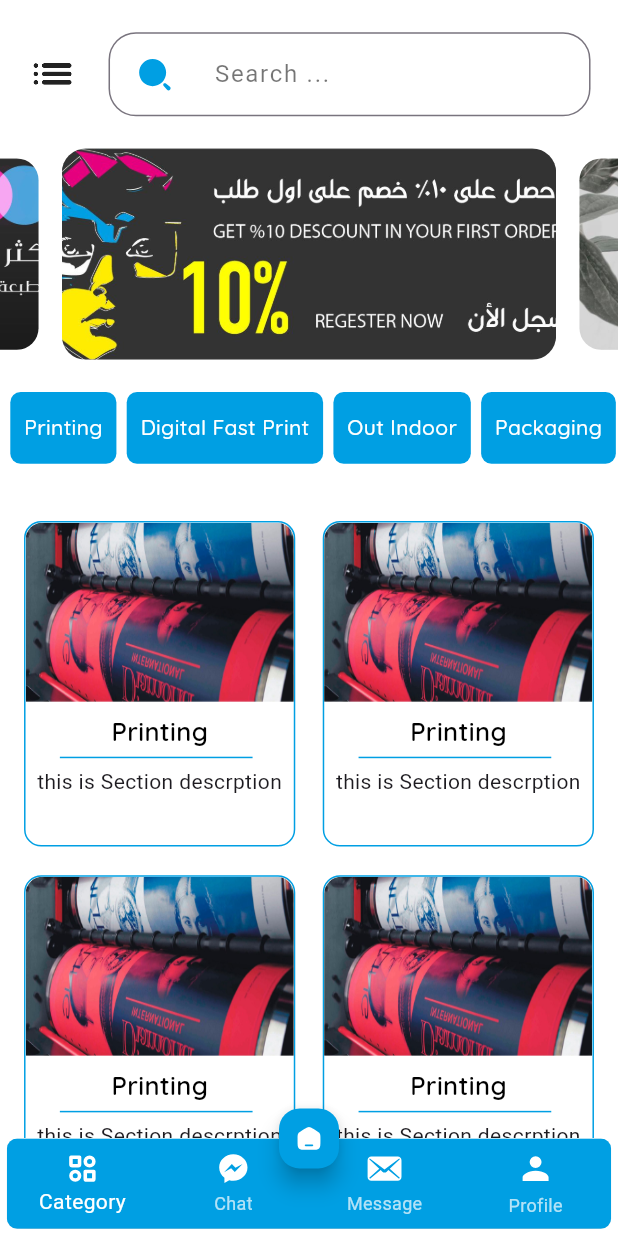
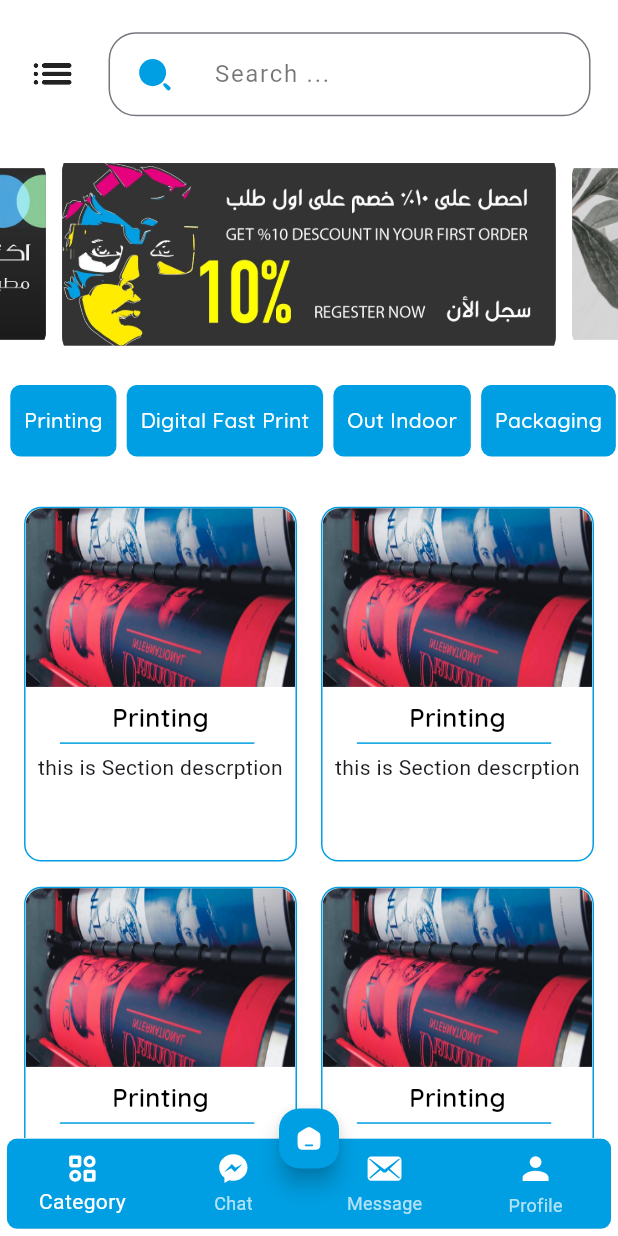
Before and after one commit to MuAshraf811/Supplier, a Flutter app: the screen it shows after launch, after a tap on "Find a Service", after a tap on "LogIn", on a phone screen of 412 x 824 dp. Run offline on Flutter 3.47's test engine with Material 3 defaults, Android fonts, the phone set to English and light mode, and no system bars; drawn by our look-alikes of carousel_slider; our stand-ins replace flutter_screenutil, flutter_svg, lottie.

Commit message:
adding forget password view , also modifications in architicture

```diff
--- a/lib/core/routes/app_router.dart
+++ b/lib/core/routes/app_router.dart
@@ -1,4 +1,5 @@
 import 'package:e_printer/core/utils/constants/route_constants.dart';
+import 'package:e_printer/features/Authentication/presentation/screens/forget_password_view.dart';
 import 'package:e_printer/features/Authentication/presentation/screens/login_view.dart';
 import 'package:e_printer/features/Authentication/presentation/screens/register_view.dart';
 import 'package:e_printer/features/home/presentatoin/screens/home_page.dart';
@@ -20,6 +21,10 @@ class AppRouter {
         return MaterialPageRoute(
           builder: (context) => const RegisterView(),
         );
+      case RouteConstants.forgetPasswordView:
+        return MaterialPageRoute(
+          builder: (context) => const ForgetPasswordView(),
+        );
       case RouteConstants.userTypeView:
         return MaterialPageRoute(
           builder: (context) => const UserTypeView(),
--- a/lib/core/utils/constants/assets_constants.dart
+++ b/lib/core/utils/constants/assets_constants.dart
@@ -22,4 +22,8 @@ class AssetsConstants {
   static const category3 = "assets/images/category3.jpeg";
   static const category4 = "assets/images/category4.jpeg";
   static const category5 = "assets/images/category5.jpeg";
+
+  // jsons
+  static const lottieAnimationLogo =
+      "assets/jsons/Supplier Logo Final333-01.json";
 }
--- a/lib/core/utils/constants/route_constants.dart
+++ b/lib/core/utils/constants/route_constants.dart
@@ -2,5 +2,6 @@ class RouteConstants {
   static const homePage = "/HomeView";
   static const logInView = "/LogInView";
   static const registerView = "/RegisterView";
+  static const forgetPasswordView = "/ForgetPasswordView";
   static const userTypeView = "/";
 }
--- a/lib/core/utils/widgets/custom_app_bar.dart
+++ b/lib/core/utils/widgets/custom_app_bar.dart
@@ -5,8 +5,8 @@ import 'package:e_printer/core/utils/widgets/svg_handler.dart';
 import 'package:flutter/material.dart';
 import 'package:flutter_screenutil/flutter_screenutil.dart';
 
-class CustomAppBar extends StatelessWidget {
-  const CustomAppBar({
+class GeneralAppBar extends StatelessWidget {
+  const GeneralAppBar({
     super.key,
     required this.title,
   });
@@ -31,7 +31,7 @@ class CustomAppBar extends StatelessWidget {
         const Spacer(),
         Text(
           title,
-          style: applyBoldStyle(fontSize: 18, fontColor: ColorConsatnts.black),
+          style: applyBoldStyle(fontSize: 16, fontColor: ColorConsatnts.black),
         ),
         const Spacer(),
       ],
--- a/lib/features/Authentication/presentation/screens/login_view.dart
+++ b/lib/features/Authentication/presentation/screens/login_view.dart
@@ -19,7 +19,7 @@ class LoginView extends StatelessWidget {
     return Scaffold(
       backgroundColor: ColorConsatnts.white,
       body: Padding(
-        padding: EdgeInsets.symmetric(horizontal: 16.w),
+        padding: EdgeInsets.symmetric(horizontal: 16.w, vertical: 24.h),
         child: Column(
           crossAxisAlignment: CrossAxisAlignment.center,
           mainAxisSize: MainAxisSize.max,
@@ -51,11 +51,16 @@ class LoginView extends StatelessWidget {
               padding: EdgeInsets.only(left: 8.0.w),
               child: Align(
                 alignment: Alignment.centerLeft,
-                child: Text(
-                  "Forget Password?",
-                  textAlign: TextAlign.left,
-                  style: applySemiBoldStyle(
-                      fontSize: 14, fontColor: ColorConsatnts.primary),
+                child: InkWell(
+                  onTap: () {
+                    Navigator.pushNamed(
+                        context, RouteConstants.forgetPasswordView);
+                  },
+                  child: Text(
+                    "Forget Password?",
+                    style: applySemiBoldStyle(
+                        fontSize: 14, fontColor: ColorConsatnts.primary),
+                  ),
                 ),
               ),
             ),
--- a/lib/features/Authentication/presentation/screens/register_view.dart
+++ b/lib/features/Authentication/presentation/screens/register_view.dart
@@ -24,8 +24,8 @@ class RegisterView extends StatelessWidget {
           padding: EdgeInsets.symmetric(horizontal: 14.w),
           child: ListView(
             children: [
-              const VerticalSpacer(space: 12),
-              const CustomAppBar(title: "Register Page"),
+              const VerticalSpacer(space: 18),
+              const GeneralAppBar(title: "Register Page"),
               const VerticalSpacer(space: 20),
               const Row(
                 children: [
--- a/lib/features/home/presentatoin/screens/home_page.dart
+++ b/lib/features/home/presentatoin/screens/home_page.dart
@@ -18,31 +18,34 @@ class HomePageView extends StatelessWidget {
       floatingActionButtonLocation: FloatingActionButtonLocation.centerDocked,
       floatingActionButton: const FloatingButton(),
       bottomNavigationBar: const AppBottomBar(),
-      body: Column(
+      body: SafeArea(
+        child: Column(
           children: [
             const CustomAppBar(),
             const CustomCarousel(),
-          const VerticalSpacer(space: 18),
+            const VerticalSpacer(space: 14),
             const CategorySection(),
-          const VerticalSpacer(space: 12),
+            const VerticalSpacer(space: 8),
             Expanded(
               child: GridView.builder(
                 padding: EdgeInsets.symmetric(horizontal: 14.w, vertical: 20.h),
                 gridDelegate: SliverGridDelegateWithFixedCrossAxisCount(
                   crossAxisCount: 2,
-                crossAxisSpacing: 16.w,
-                mainAxisSpacing: 16.h,
-                childAspectRatio: 1 / 1.2,
+                  crossAxisSpacing: 14.w,
+                  mainAxisSpacing: 14.h,
+                  childAspectRatio: 1 / 1.3,
                 ),
                 itemCount: 8,
                 itemBuilder: (context, index) => const SectionGridItem(
                   imagePath: AssetsConstants.category1,
                   title: "Printing",
-                  descrption: "this is Section descrption"),
+                  descrption: "this is Section descrption",
+                ),
               ),
             ),
           ],
         ),
+      ),
     );
   }
 }
--- a/lib/features/home/presentatoin/widgets/home_carousel.dart
+++ b/lib/features/home/presentatoin/widgets/home_carousel.dart
@@ -25,7 +25,7 @@ class CustomCarousel extends StatelessWidget {
             image: AssetImage(
               _offerImages[index],
             ),
-            fit: BoxFit.cover,
+            fit: BoxFit.contain,
           ),
           borderRadius: BorderRadius.circular(14.r),
         ),
@@ -37,7 +37,7 @@ class CustomCarousel extends StatelessWidget {
         reverse: true,
         enableInfiniteScroll: true,
         enlargeCenterPage: true,
-        enlargeFactor: 0.25,
+        enlargeFactor: 0.2,
         autoPlayInterval: const Duration(seconds: 4),
         autoPlayAnimationDuration: const Duration(milliseconds: 900),
         autoPlayCurve: Curves.fastOutSlowIn,
--- a/lib/features/onboarding&splash/user_type_view.dart
+++ b/lib/features/onboarding&splash/user_type_view.dart
@@ -2,10 +2,10 @@ import 'package:e_printer/core/utils/constants/color_consatnts.dart';
 import 'package:e_printer/core/utils/constants/route_constants.dart';
 import 'package:e_printer/core/utils/styles/text_styles.dart';
 import 'package:e_printer/core/utils/widgets/spacers.dart';
-import 'package:flutter/foundation.dart';
+import 'package:e_printer/features/onboarding&splash/widgets/logo_animation.dart';
+import 'package:e_printer/features/onboarding&splash/widgets/role_container.dart';
 import 'package:flutter/material.dart';
 import 'package:flutter_screenutil/flutter_screenutil.dart';
-import 'package:lottie/lottie.dart';
 
 class UserTypeView extends StatelessWidget {
   const UserTypeView({super.key});
@@ -13,6 +13,7 @@ class UserTypeView extends StatelessWidget {
   @override
   Widget build(BuildContext context) {
     return Scaffold(
+      backgroundColor: ColorConsatnts.white,
       body: SafeArea(
         child: Padding(
           padding: EdgeInsets.symmetric(horizontal: 14.w),
@@ -48,7 +49,7 @@ class UserTypeView extends StatelessWidget {
                   fontColor: ColorConsatnts.black,
                 ),
               ),
-              const VerticalSpacer(space: 24),
+              const VerticalSpacer(space: 18),
               Row(
                 mainAxisAlignment: MainAxisAlignment.center,
                 children: [
@@ -61,7 +62,7 @@ class UserTypeView extends StatelessWidget {
                     discription: 'I\'m looking for people to do me a Service.',
                     imagePath: 'assets/images/icons8-search-64.png',
                   ),
-                  const HorizontalSpacer(space: 22),
+                  const HorizontalSpacer(space: 18),
                   RoleContainer(
                     onTap: () {},
                     title: 'Selling Service\n (Company)',
@@ -77,111 +78,3 @@ class UserTypeView extends StatelessWidget {
     );
   }
 }
-
-class LogoAnimation extends StatefulWidget {
-  const LogoAnimation({
-    super.key,
-  });
-
-  @override
-  State<LogoAnimation> createState() => _LogoAnimationState();
-}
-
-class _LogoAnimationState extends State<LogoAnimation>
-    with TickerProviderStateMixin {
-  late AnimationController _logoAnimationController;
-  @override
-  void initState() {
-    super.initState();
-    _logoAnimationController = AnimationController(vsync: this)
-      ..duration = const Duration(seconds: 2)
-      ..forward()
-      ..repeat();
-  }
-
-  @override
-  void dispose() {
-    _logoAnimationController.dispose();
-    if (kDebugMode) {
-      print("Logo Animation controller has been disposed");
-    }
-    super.dispose();
-  }
-
-  @override
-  Widget build(BuildContext context) {
-    return SizedBox(
-      height: 280.w,
-      child: LottieBuilder.asset(
-        "assets/jsons/Supplier Logo Final333-01.json",
-        height: 300.h,
-        width: 300.w,
-        controller: _logoAnimationController,
-        frameRate: FrameRate.composition,
-        fit: BoxFit.cover,
-      ),
-    );
-  }
-}
-
-class RoleContainer extends StatelessWidget {
-  const RoleContainer({
-    super.key,
-    required this.imagePath,
-    required this.title,
-    required this.discription,
-    required this.onTap,
-  });
-  final String imagePath;
-  final String title;
-  final String discription;
-  final VoidCallback onTap;
-  @override
-  Widget build(BuildContext context) {
-    return InkWell(
-      onTap: onTap,
-      child: Container(
-        width: 140.w,
-        height: 160.h,
-        decoration: BoxDecoration(
-          border: Border.all(color: ColorConsatnts.primary),
-          borderRadius: BorderRadius.circular(6.r),
-        ),
-        child: Column(
-          crossAxisAlignment: CrossAxisAlignment.center,
-          children: [
-            Container(
-              width: 70,
-              height: 70,
-              decoration: BoxDecoration(
-                image: DecorationImage(
-                  fit: BoxFit.fill,
-                  image: AssetImage(
-                    imagePath,
-                  ),
-                ),
-              ),
-            ),
-            const SizedBox(height: 6),
-            Text(
-              title,
-              style: applySemiBoldStyle(
-                  fontSize: 15, fontColor: ColorConsatnts.black),
-            ),
-            const SizedBox(height: 3),
-            Padding(
-              padding: const EdgeInsets.symmetric(horizontal: 4.0),
-              child: Text(
-                discription,
-                maxLines: 3,
-                textAlign: TextAlign.center,
-                style: applySemiBoldStyle(
-                    fontSize: 13, fontColor: ColorConsatnts.lightBlack),
-              ),
-            ),
-          ],
-        ),
-      ),
-    );
-  }
-}
--- /dev/null
+++ b/lib/features/onboarding&splash/widgets/logo_animation.dart
@@ -0,0 +1,50 @@
+import 'package:e_printer/core/utils/constants/assets_constants.dart';
+import 'package:flutter/foundation.dart';
+import 'package:flutter/material.dart';
+import 'package:flutter_screenutil/flutter_screenutil.dart';
+import 'package:lottie/lottie.dart';
+
+class LogoAnimation extends StatefulWidget {
+  const LogoAnimation({
+    super.key,
+  });
+
+  @override
+  State<LogoAnimation> createState() => _LogoAnimationState();
+}
+
+class _LogoAnimationState extends State<LogoAnimation>
+    with TickerProviderStateMixin {
+  late AnimationController _logoAnimationController;
+  @override
+  void initState() {
+    super.initState();
+    _logoAnimationController = AnimationController(vsync: this)
+      ..duration = const Duration(seconds: 4)
+      ..forward();
+  }
+
+  @override
+  void dispose() {
+    _logoAnimationController.dispose();
+    if (kDebugMode) {
+      print("Logo Animation controller has been disposed");
+    }
+    super.dispose();
+  }
+
+  @override
+  Widget build(BuildContext context) {
+    return SizedBox(
+      height: 280.w,
+      child: LottieBuilder.asset(
+        AssetsConstants.lottieAnimationLogo,
+        height: 300.h,
+        width: 300.w,
+        controller: _logoAnimationController,
+        frameRate: FrameRate.composition,
+        fit: BoxFit.cover,
+      ),
+    );
+  }
+}
--- /dev/null
+++ b/lib/features/onboarding&splash/widgets/role_container.dart
@@ -0,0 +1,67 @@
+import 'package:e_printer/core/utils/constants/color_consatnts.dart';
+import 'package:flutter/material.dart';
+import 'package:flutter_screenutil/flutter_screenutil.dart';
+
+import '../../../core/utils/styles/text_styles.dart';
+
+class RoleContainer extends StatelessWidget {
+  const RoleContainer({
+    super.key,
+    required this.imagePath,
+    required this.title,
+    required this.discription,
+    required this.onTap,
+  });
+  final String imagePath;
+  final String title;
+  final String discription;
+  final VoidCallback onTap;
+  @override
+  Widget build(BuildContext context) {
+    return InkWell(
+      onTap: onTap,
+      child: Container(
+        width: 140.w,
+        height: 160.h,
+        decoration: BoxDecoration(
+          border: Border.all(color: ColorConsatnts.primary),
+          borderRadius: BorderRadius.circular(6.r),
+        ),
+        child: Column(
+          crossAxisAlignment: CrossAxisAlignment.center,
+          children: [
+            Container(
+              width: 70,
+              height: 70,
+              decoration: BoxDecoration(
+                image: DecorationImage(
+                  fit: BoxFit.fill,
+                  image: AssetImage(
+                    imagePath,
+                  ),
+                ),
+              ),
+            ),
+            const SizedBox(height: 6),
+            Text(
+              title,
+              style: applySemiBoldStyle(
+                  fontSize: 15, fontColor: ColorConsatnts.black),
+            ),
+            const SizedBox(height: 3),
+            Padding(
+              padding: const EdgeInsets.symmetric(horizontal: 4.0),
+              child: Text(
+                discription,
+                maxLines: 3,
+                textAlign: TextAlign.center,
+                style: applySemiBoldStyle(
+                    fontSize: 13, fontColor: ColorConsatnts.lightBlack),
+              ),
+            ),
+          ],
+        ),
+      ),
+    );
+  }
+}
```
Also changed, not shown: lib/features/Authentication/presentation/screens/forget_password_view.dart (added, +45 -0 lines). Lines whose indentation alone changed are shown as unchanged.
